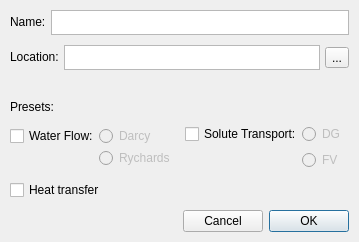
The window that src/ModelEditor/ui/uiDesigns/new_file_dialog.ui (GeoMop/GeoMop) describes before a commit, drawn with Qt 5.
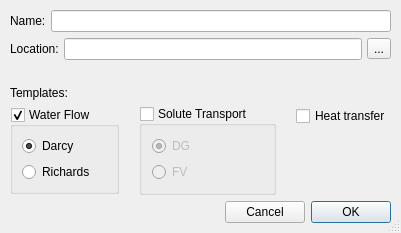
The same window after the commit.

Commit message: New file dialog mostly done

Diff of the .ui file:
```diff
--- a/src/ModelEditor/ui/uiDesigns/new_file_dialog.ui
+++ b/src/ModelEditor/ui/uiDesigns/new_file_dialog.ui
@@ -7,11 +7,11 @@
     <x>0</x>
     <y>0</y>
     <width>436</width>
-    <height>231</height>
+    <height>251</height>
    </rect>
   </property>
   <property name="sizePolicy">
-   <sizepolicy hsizetype="Fixed" vsizetype="Fixed">
+   <sizepolicy hsizetype="Minimum" vsizetype="Fixed">
     <horstretch>0</horstretch>
     <verstretch>0</verstretch>
    </sizepolicy>
@@ -35,14 +35,14 @@
    <enum>Qt::LeftToRight</enum>
   </property>
   <property name="sizeGripEnabled">
-   <bool>false</bool>
+   <bool>true</bool>
   </property>
   <property name="modal">
    <bool>true</bool>
   </property>
   <layout class="QVBoxLayout" name="verticalLayout">
    <property name="spacing">
-    <number>10</number>
+    <number>6</number>
    </property>
    <property name="sizeConstraint">
     <enum>QLayout::SetFixedSize</enum>
@@ -64,7 +64,7 @@
      <property name="spacing">
       <number>5</number>
      </property>
-     <item alignment="Qt::AlignLeft|Qt::AlignVCenter">
+     <item>
       <widget class="QLabel" name="label_2">
        <property name="sizePolicy">
         <sizepolicy hsizetype="Fixed" vsizetype="Fixed">
@@ -90,35 +90,7 @@
       </widget>
      </item>
      <item>
-      <widget class="QPlainTextEdit" name="Name">
-       <property name="sizePolicy">
-        <sizepolicy hsizetype="Expanding" vsizetype="Fixed">
-         <horstretch>0</horstretch>
-         <verstretch>0</verstretch>
-        </sizepolicy>
-       </property>
-       <property name="minimumSize">
-        <size>
-         <width>0</width>
-         <height>25</height>
-        </size>
-       </property>
-       <property name="maximumSize">
-        <size>
-         <width>16777215</width>
-         <height>25</height>
-        </size>
-       </property>
-       <property name="verticalScrollBarPolicy">
-        <enum>Qt::ScrollBarAlwaysOff</enum>
-       </property>
-       <property name="horizontalScrollBarPolicy">
-        <enum>Qt::ScrollBarAlwaysOff</enum>
-       </property>
-       <property name="lineWrapMode">
-        <enum>QPlainTextEdit::NoWrap</enum>
-       </property>
-      </widget>
+      <widget class="QLineEdit" name="name"/>
      </item>
     </layout>
    </item>
@@ -153,42 +125,14 @@
       </widget>
      </item>
      <item>
-      <widget class="QPlainTextEdit" name="Location">
-       <property name="sizePolicy">
-        <sizepolicy hsizetype="Expanding" vsizetype="Fixed">
-         <horstretch>0</horstretch>
-         <verstretch>0</verstretch>
-        </sizepolicy>
-       </property>
-       <property name="minimumSize">
-        <size>
-         <width>0</width>
-         <height>25</height>
-        </size>
-       </property>
-       <property name="maximumSize">
-        <size>
-         <width>16777215</width>
-         <height>25</height>
-        </size>
-       </property>
-       <property name="verticalScrollBarPolicy">
-        <enum>Qt::ScrollBarAlwaysOff</enum>
-       </property>
-       <property name="horizontalScrollBarPolicy">
-        <enum>Qt::ScrollBarAlwaysOff</enum>
-       </property>
-       <property name="lineWrapMode">
-        <enum>QPlainTextEdit::NoWrap</enum>
-       </property>
-      </widget>
+      <widget class="QLineEdit" name="location"/>
      </item>
      <item>
       <widget class="QToolButton" name="browseButton">
        <property name="sizePolicy">
         <sizepolicy hsizetype="Fixed" vsizetype="Fixed">
-         <horstretch>0</horstretch>
-         <verstretch>0</verstretch>
+         <horstretch>100</horstretch>
+         <verstretch>100</verstretch>
         </sizepolicy>
        </property>
        <property name="minimumSize">
@@ -206,6 +150,12 @@
        <property name="text">
         <string>...</string>
        </property>
+       <property name="iconSize">
+        <size>
+         <width>20</width>
+         <height>20</height>
+        </size>
+       </property>
       </widget>
      </item>
     </layout>
@@ -235,7 +185,7 @@
       </sizepolicy>
      </property>
      <property name="text">
-      <string>Presets:</string>
+      <string>Templates:</string>
      </property>
     </widget>
    </item>
@@ -245,18 +195,53 @@
       <number>0</number>
      </property>
      <property name="sizeConstraint">
-      <enum>QLayout::SetFixedSize</enum>
+      <enum>QLayout::SetDefaultConstraint</enum>
      </property>
      <item>
+      <widget class="QGroupBox" name="water_flow">
+       <property name="sizePolicy">
+        <sizepolicy hsizetype="Fixed" vsizetype="Fixed">
+         <horstretch>0</horstretch>
+         <verstretch>0</verstretch>
+        </sizepolicy>
+       </property>
+       <property name="title">
+        <string>Water Flow</string>
+       </property>
+       <property name="checkable">
+        <bool>true</bool>
+       </property>
+       <property name="checked">
+        <bool>true</bool>
+       </property>
       <layout class="QGridLayout" name="gridLayout">
-       <property name="spacing">
-        <number>0</number>
-       </property>
-       <item row="0" column="1">
-        <widget class="QRadioButton" name="radioButton">
-         <property name="enabled">
-          <bool>false</bool>
-         </property>
+        <property name="leftMargin">
+         <number>9</number>
+        </property>
+        <property name="topMargin">
+         <number>9</number>
+        </property>
+        <property name="rightMargin">
+         <number>9</number>
+        </property>
+        <property name="bottomMargin">
+         <number>9</number>
+        </property>
+        <item row="1" column="0" alignment="Qt::AlignLeft">
+         <widget class="QRadioButton" name="rychards">
+          <property name="sizePolicy">
+           <sizepolicy hsizetype="Fixed" vsizetype="Fixed">
+            <horstretch>0</horstretch>
+            <verstretch>0</verstretch>
+           </sizepolicy>
+          </property>
+          <property name="text">
+           <string>Richards</string>
+          </property>
+         </widget>
+        </item>
+        <item row="0" column="0" alignment="Qt::AlignLeft">
+         <widget class="QRadioButton" name="darcy">
          <property name="sizePolicy">
           <sizepolicy hsizetype="Fixed" vsizetype="Fixed">
            <horstretch>0</horstretch>
@@ -266,58 +251,62 @@
          <property name="text">
           <string>Darcy</string>
          </property>
-        </widget>
-       </item>
-       <item row="0" column="0">
-        <widget class="QCheckBox" name="checkBox">
-         <property name="sizePolicy">
-          <sizepolicy hsizetype="Fixed" vsizetype="Fixed">
-           <horstretch>0</horstretch>
-           <verstretch>0</verstretch>
-          </sizepolicy>
-         </property>
-         <property name="layoutDirection">
-          <enum>Qt::LeftToRight</enum>
-         </property>
-         <property name="text">
-          <string>Water Flow:</string>
-         </property>
-         <property name="tristate">
-          <bool>false</bool>
-         </property>
-        </widget>
-       </item>
-       <item row="1" column="1">
-        <widget class="QRadioButton" name="radioButton_2">
-         <property name="enabled">
-          <bool>false</bool>
-         </property>
-         <property name="sizePolicy">
-          <sizepolicy hsizetype="Fixed" vsizetype="Fixed">
-           <horstretch>0</horstretch>
-           <verstretch>0</verstretch>
-          </sizepolicy>
-         </property>
-         <property name="text">
-          <string>Rychards</string>
+          <property name="checked">
+           <bool>true</bool>
          </property>
         </widget>
        </item>
       </layout>
+      </widget>
      </item>
      <item>
+      <spacer name="horizontalSpacer_2">
+       <property name="orientation">
+        <enum>Qt::Horizontal</enum>
+       </property>
+       <property name="sizeType">
+        <enum>QSizePolicy::Fixed</enum>
+       </property>
+       <property name="sizeHint" stdset="0">
+        <size>
+         <width>20</width>
+         <height>20</height>
+        </size>
+       </property>
+      </spacer>
+     </item>
+     <item>
+      <widget class="QGroupBox" name="solute_transport">
+       <property name="sizePolicy">
+        <sizepolicy hsizetype="Fixed" vsizetype="Fixed">
+         <horstretch>0</horstretch>
+         <verstretch>0</verstretch>
+        </sizepolicy>
+       </property>
+       <property name="title">
+        <string>Solute Transport</string>
+       </property>
+       <property name="checkable">
+        <bool>true</bool>
+       </property>
+       <property name="checked">
+        <bool>false</bool>
+       </property>
       <layout class="QGridLayout" name="gridLayout_2">
-       <property name="sizeConstraint">
-        <enum>QLayout::SetDefaultConstraint</enum>
-       </property>
-       <property name="horizontalSpacing">
-        <number>0</number>
-       </property>
-       <item row="0" column="2">
-        <widget class="QRadioButton" name="radioButton_3">
-         <property name="enabled">
-          <bool>false</bool>
-         </property>
+        <property name="leftMargin">
+         <number>10</number>
+        </property>
+        <property name="topMargin">
+         <number>10</number>
+        </property>
+        <property name="rightMargin">
+         <number>10</number>
+        </property>
+        <property name="bottomMargin">
+         <number>10</number>
+        </property>
+        <item row="0" column="0" alignment="Qt::AlignLeft">
+         <widget class="QRadioButton" name="dg">
          <property name="sizePolicy">
           <sizepolicy hsizetype="Fixed" vsizetype="Fixed">
            <horstretch>0</horstretch>
@@ -327,26 +316,13 @@
          <property name="text">
           <string>DG</string>
          </property>
-        </widget>
-       </item>
-       <item row="0" column="1">
-        <widget class="QCheckBox" name="checkBox_2">
-         <property name="sizePolicy">
-          <sizepolicy hsizetype="Fixed" vsizetype="Fixed">
-           <horstretch>0</horstretch>
-           <verstretch>0</verstretch>
-          </sizepolicy>
-         </property>
-         <property name="text">
-          <string>Solute Transport:</string>
-         </property>
-        </widget>
-       </item>
-       <item row="1" column="2">
-        <widget class="QRadioButton" name="radioButton_4">
-         <property name="enabled">
-          <bool>false</bool>
-         </property>
+          <property name="checked">
+           <bool>true</bool>
+          </property>
+         </widget>
+        </item>
+        <item row="1" column="0" alignment="Qt::AlignLeft">
+         <widget class="QRadioButton" name="fv">
          <property name="sizePolicy">
           <sizepolicy hsizetype="Fixed" vsizetype="Fixed">
            <horstretch>0</horstretch>
@@ -356,10 +332,16 @@
          <property name="text">
           <string>FV</string>
          </property>
-        </widget>
-       </item>
-       <item row="0" column="0">
-        <spacer name="horizontalSpacer_2">
+          <property name="checked">
+           <bool>false</bool>
+          </property>
+         </widget>
+        </item>
+       </layout>
+      </widget>
+     </item>
+     <item>
+      <spacer name="horizontalSpacer_3">
          <property name="orientation">
           <enum>Qt::Horizontal</enum>
          </property>
@@ -368,13 +350,24 @@
          </property>
          <property name="sizeHint" stdset="0">
           <size>
-           <width>10</width>
-           <height>10</height>
+         <width>20</width>
+         <height>20</height>
           </size>
          </property>
         </spacer>
        </item>
-      </layout>
+     <item alignment="Qt::AlignTop">
+      <widget class="QCheckBox" name="heat_transfer">
+       <property name="sizePolicy">
+        <sizepolicy hsizetype="Fixed" vsizetype="Fixed">
+         <horstretch>0</horstretch>
+         <verstretch>0</verstretch>
+        </sizepolicy>
+       </property>
+       <property name="text">
+        <string>Heat transfer</string>
+       </property>
+      </widget>
      </item>
      <item>
       <spacer name="horizontalSpacer">
@@ -394,19 +387,6 @@
      </item>
     </layout>
    </item>
-   <item>
-    <widget class="QCheckBox" name="checkBox_3">
-     <property name="sizePolicy">
-      <sizepolicy hsizetype="Fixed" vsizetype="Fixed">
-       <horstretch>0</horstretch>
-       <verstretch>0</verstretch>
-      </sizepolicy>
-     </property>
-     <property name="text">
-      <string>Heat transfer</string>
-     </property>
-    </widget>
-   </item>
    <item>
     <widget class="QDialogButtonBox" name="buttonBox">
      <property name="sizePolicy">
```
Left out of the diff: 69 changed lines with no effect on the pictures. Lines whose indentation alone changed are shown as unchanged. The commit also changes 1 other file.
